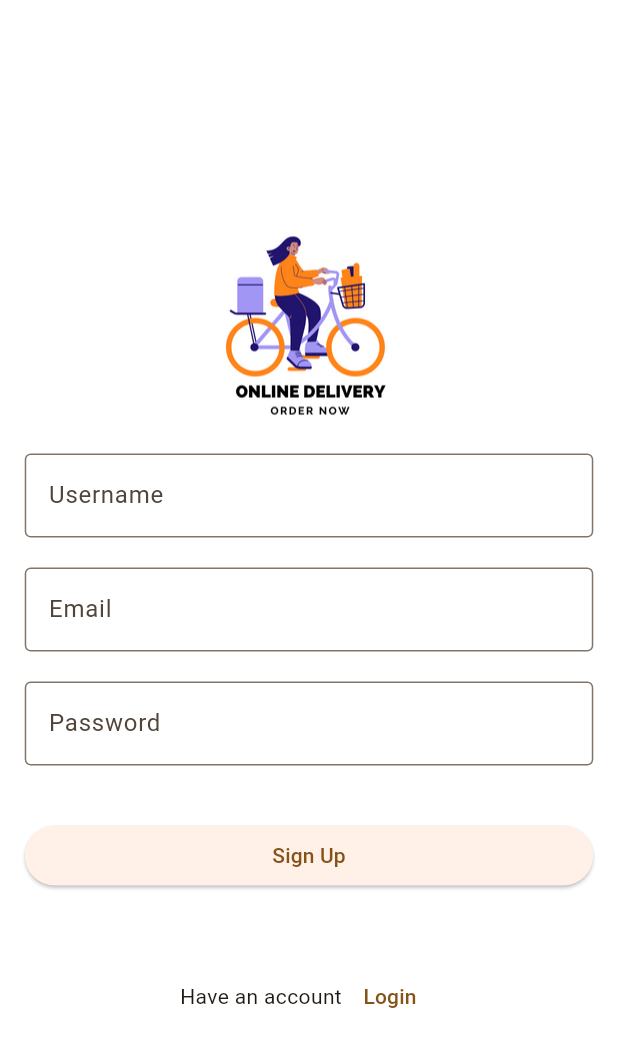
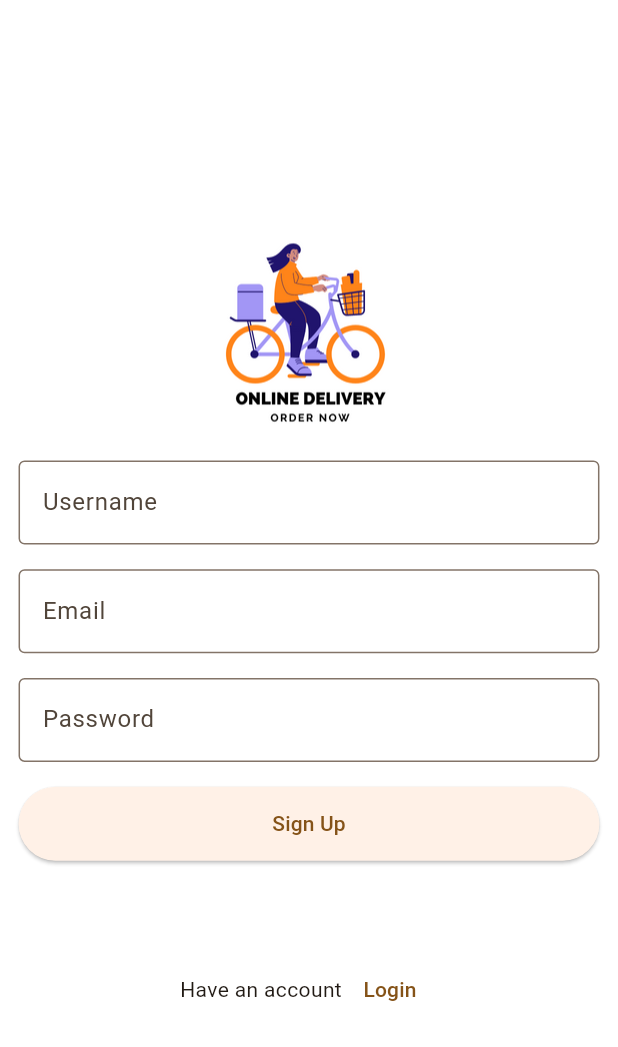
Before and after one commit to flutter-preview/chusamasadiq-Flutter-Course, a Flutter app: the screen it shows after launch, after a tap on "Sign Up", on a phone screen of 412 x 824 dp. Shown: the top 1047 px of the screen. Run offline on Flutter 3.47's test engine with Material 2 defaults, Android fonts, the phone set to English and light mode, and no system bars.

Commit message:
Flutter Course

```diff
--- a/lib/screen/login_screen.dart
+++ b/lib/screen/login_screen.dart
@@ -27,12 +27,14 @@ class _LoginScreenState extends State<LoginScreen> {
 
   @override
   Widget build(BuildContext context) {
+
     // Gain Height of the Screen
-    final  screenHeight = MediaQuery.of(context).size.height;
+    final screenHeight = MediaQuery.of(context).size.height;
+
 
     return Scaffold(
       body: Padding(
-        padding: EdgeInsets.all(screenHeight * 0.02),
+        padding: EdgeInsets.all(screenHeight * 0.01),
         child: Column(
           mainAxisAlignment: MainAxisAlignment.center,
           children: [
@@ -45,7 +47,7 @@ class _LoginScreenState extends State<LoginScreen> {
               labelText: 'Email',
               hintText: 'Email',
             ),
-            SizedBox(height: screenHeight / 50),
+            SizedBox(height: screenHeight * 0.02),
             TextFieldWidget(
               controller: _passwordController,
               labelText: 'Password',
@@ -64,10 +66,10 @@ class _LoginScreenState extends State<LoginScreen> {
                         ),
                       );
                     },
-                    child: const Text('Forgot Password'))
+                    child: const FittedBox(child: Text('Forgot Password')))
               ],
             ),
-            SizedBox(height: screenHeight / 50),
+            SizedBox(height: screenHeight * 0.02),
             ButtonWidget(
                 title: 'Login',
                 onPress: () {
@@ -78,11 +80,11 @@ class _LoginScreenState extends State<LoginScreen> {
                     ),
                   );
                 }),
-            SizedBox(height: screenHeight / 50),
+            SizedBox(height: screenHeight * 0.02),
             Row(
               mainAxisAlignment: MainAxisAlignment.center,
               children: [
-                const Text('Don\'t have an account'),
+                const FittedBox(child: Text('Don\'t have an account')),
                 TextButton(
                   onPressed: () {
                     Navigator.push(
--- a/lib/screen/signup_screen.dart
+++ b/lib/screen/signup_screen.dart
@@ -18,12 +18,11 @@ class _SignUpScreenState extends State<SignUpScreen> {
 
   @override
   Widget build(BuildContext context) {
-    final screenHeight = MediaQuery.of(context).size.height;
     final screenWidth = MediaQuery.of(context).size.width;
     return Scaffold(
       body: Center(
         child: Padding(
-          padding: EdgeInsets.all(screenHeight * 0.02),
+          padding: EdgeInsets.all(screenWidth * 0.03),
           child: SingleChildScrollView(
             child: Column(
               crossAxisAlignment: CrossAxisAlignment.center,
@@ -37,29 +36,29 @@ class _SignUpScreenState extends State<SignUpScreen> {
                     controller: _usernameController,
                     labelText: 'Username',
                     hintText: 'Username'),
-                const SizedBox(height: 20),
+                SizedBox(height: screenWidth * 0.04),
                 TextFieldWidget(
                   controller: _emailController,
                   labelText: 'Email',
                   hintText: 'Email',
                 ),
-                const SizedBox(height: 20),
+                SizedBox(height: screenWidth * 0.04),
                 TextFieldWidget(
                   controller: _passwordController,
                   labelText: 'Password',
                   hintText: 'Password',
                   obscureText: true,
                 ),
-                const SizedBox(height: 40),
+                SizedBox(height: screenWidth * 0.04),
                 SizedBox(
-                  height: 40,
-                  width: 400,
+                  height: screenWidth * 0.12,
+                  width: double.infinity,
                   child: ElevatedButton(
                     onPressed: () {},
                     child: const Text('Sign Up'),
                   ),
                 ),
-                const SizedBox(height: 50),
+                SizedBox(height: screenWidth * 0.15),
                 Row(
                   mainAxisAlignment: MainAxisAlignment.center,
                   children: [
```
